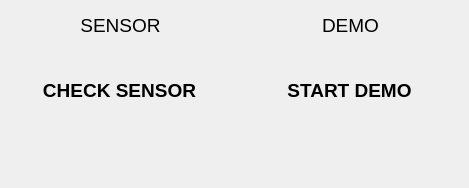
The window that style/demo.ui (lasseaeggen/SiNRI) describes before a commit, drawn with Qt 5.
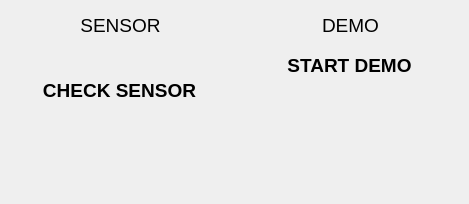
The same window after the commit. Icons and pictures are not drawn.

Commit message: Add mustache indicator to demo.

Diff of the .ui file:
```diff
--- a/style/demo.ui
+++ b/style/demo.ui
@@ -7,7 +7,7 @@
     <x>0</x>
     <y>0</y>
     <width>469</width>
-    <height>188</height>
+    <height>204</height>
    </rect>
   </property>
   <property name="windowTitle">
@@ -34,7 +34,7 @@
    <property name="geometry">
     <rect>
      <x>10</x>
-     <y>150</y>
+     <y>160</y>
      <width>221</width>
      <height>31</height>
     </rect>
@@ -49,7 +49,7 @@
      <x>10</x>
      <y>10</y>
      <width>221</width>
-     <height>131</height>
+     <height>141</height>
     </rect>
    </property>
    <property name="styleSheet">
@@ -126,7 +126,7 @@
      <x>240</x>
      <y>10</y>
      <width>221</width>
-     <height>131</height>
+     <height>81</height>
     </rect>
    </property>
    <property name="styleSheet">
@@ -168,7 +168,7 @@
       <x>10</x>
       <y>40</y>
       <width>199</width>
-      <height>81</height>
+      <height>31</height>
      </rect>
     </property>
     <property name="font">
@@ -184,7 +184,7 @@
      <enum>Qt::PreventContextMenu</enum>
     </property>
     <property name="autoFillBackground">
-     <bool>true</bool>
+     <bool>false</bool>
     </property>
     <property name="styleSheet">
      <string notr="true">background-color: &quot;#21c226&quot;;
@@ -198,6 +198,19 @@
     </property>
    </widget>
   </widget>
+  <widget class="QLabel" name="mustacheLabel">
+   <property name="geometry">
+    <rect>
+     <x>310</x>
+     <y>100</y>
+     <width>71</width>
+     <height>91</height>
+    </rect>
+   </property>
+   <property name="text">
+    <string>&lt;html&gt;&lt;head/&gt;&lt;body&gt;&lt;p&gt;&lt;img src=&quot;:/newPrefix/bs19_black_icon.png&quot;/&gt;&lt;/p&gt;&lt;/body&gt;&lt;/html&gt;</string>
+   </property>
+  </widget>
  </widget>
  <resources/>
  <connections/>
```
Left out of the diff: 18 changed lines with no effect on the pictures. The commit also changes 4 other files.
